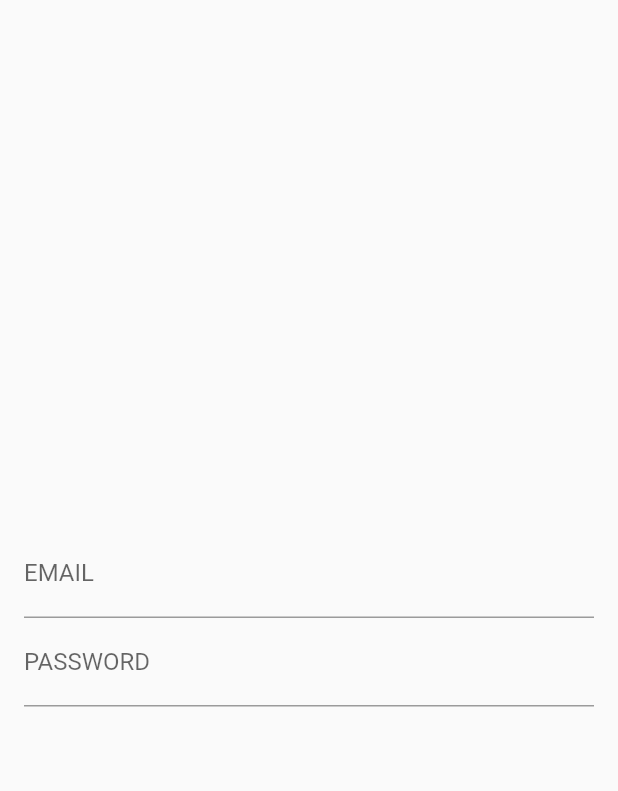
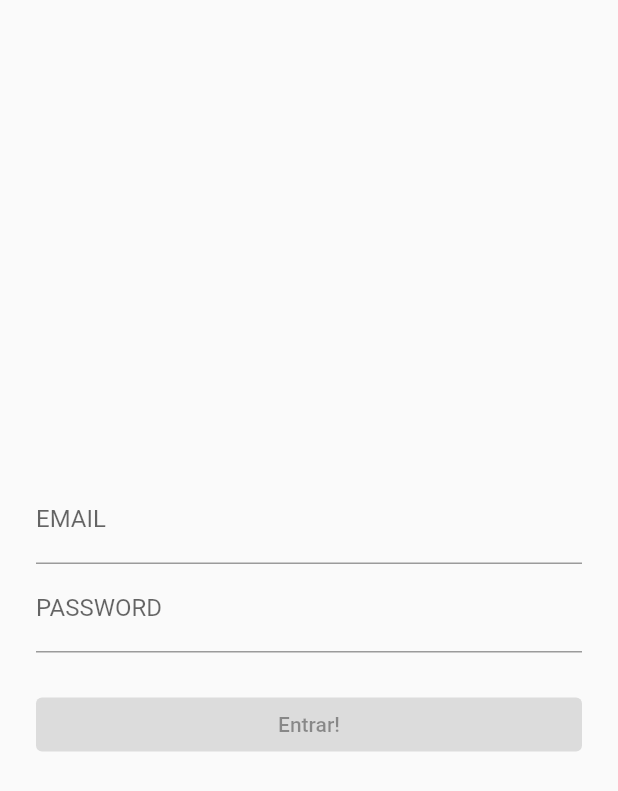
Before and after one commit to EduardoGPS-18/BLoCFlutter, a Flutter app: the screen it shows after launch, on a phone screen of 412 x 824 dp. Shown: the top 791 px of the screen. Run offline on Flutter 3.47's test engine with Material 2 defaults, Android fonts, the phone set to English and light mode, and no system bars; our stand-ins replace bloc.

Commit message:
feat: add submit button and change padding

```diff
--- a/lib/home/ui/home_page.dart
+++ b/lib/home/ui/home_page.dart
@@ -15,7 +15,7 @@ class HomePage extends StatelessWidget {
   Widget build(BuildContext context) {
     return Scaffold(
       body: Padding(
-        padding: const EdgeInsets.all(16),
+        padding: const EdgeInsets.all(24),
         child: StreamBuilder<HomeState>(
           initialData: presenter.currentHomeState,
           stream: presenter.homeStateStream,
@@ -40,6 +40,7 @@ class HomePage extends StatelessWidget {
                     HomeValidateForm(fieldName: 'password', value: password),
                   ),
                 );
+
               case HomeStateLoading:
                 return const LoadingWidget();
             }
@@ -58,12 +59,15 @@ class FormWidget extends StatelessWidget {
   final void Function(String)? validateEmail;
   final String? passwordError;
   final void Function(String)? validatePassword;
+  final void Function()? submitFunction;
+
   const FormWidget({
     Key? key,
     this.emailError,
+    this.validateEmail,
     this.passwordError,
-    this.validateEmail,
     this.validatePassword,
+    this.submitFunction,
   }) : super(key: key);
 
   @override
@@ -87,6 +91,17 @@ class FormWidget extends StatelessWidget {
               errorText: passwordError,
               labelText: 'PASSWORD',
             ),
+          ),
+          const SizedBox(height: 24),
+          Row(
+            children: [
+              Expanded(
+                child: ElevatedButton(
+                  onPressed: submitFunction,
+                  child: const Text('Entrar!'),
+                ),
+              ),
+            ],
           ),
         ],
       ),
```
